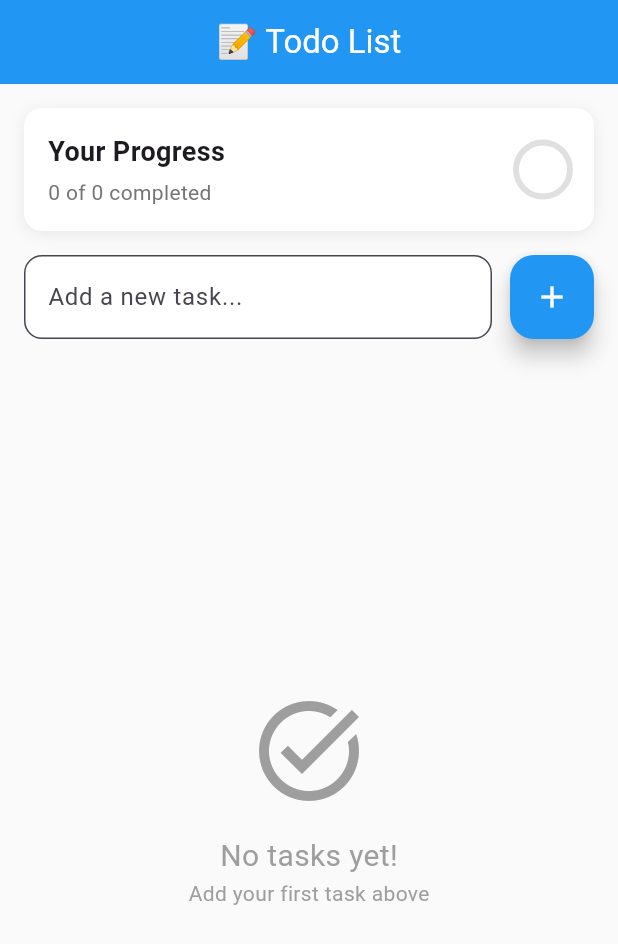
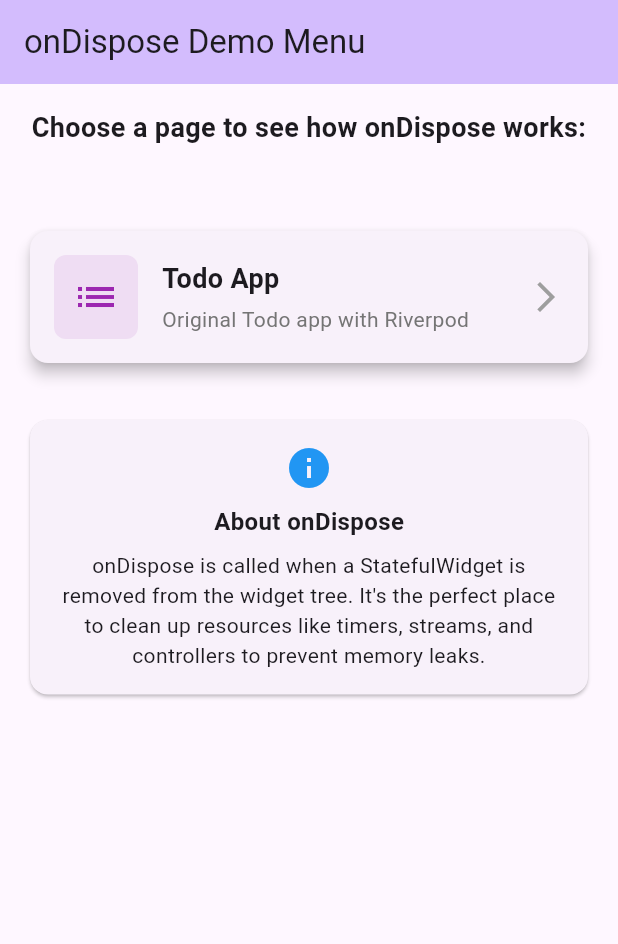
Before and after one commit to hasan7575/flutter_riverpod_tutorials, a Flutter app: the screen it shows after launch, on a phone screen of 412 x 824 dp. Shown: the top 944 px of the screen. Run offline on Flutter 3.47's test engine with Material 3 defaults, Android fonts, the phone set to English and light mode, and no system bars; our stand-ins replace flutter_riverpod.

Commit message:
Episode 06: Enhanced Todo app with Riverpod memory management and menu system
- Added MenuPage with navigation to Todo app
- Implemented autoDispose provider for better memory management
- Enhanced TodoHomePage with edit functionality and progress tracking
- Added TodoProgressCard widget with optimized rebuilds using select
- Created episode_06_simple.md with comprehensive Riverpod tutorial in Persian
- Updated iOS deployment target to 13.0
- Improved provider lifecycle management with onDispose callbacks

```diff
--- a/lib/main.dart
+++ b/lib/main.dart
@@ -1,6 +1,7 @@
 // Flutter Material Design imports for UI components
 import 'package:flutter/material.dart';
 import 'package:flutter_riverpod/flutter_riverpod.dart';
+import 'package:flutter_tutorials/pages/menu_page.dart';
 import 'pages/todo_home_page.dart';
 
 void main() {
@@ -21,7 +22,7 @@ class MyApp extends StatelessWidget {
         colorScheme: ColorScheme.fromSeed(seedColor: Colors.deepPurple),
         useMaterial3: true,
       ),
-      home: TodoHomePage(),
+      home: MenuPage(),
     );
   }
 }
--- /dev/null
+++ b/lib/pages/menu_page.dart
@@ -0,0 +1,125 @@
+import 'package:flutter/material.dart';
+import 'todo_home_page.dart';
+
+class MenuPage extends StatelessWidget {
+  const MenuPage({super.key});
+
+  @override
+  Widget build(BuildContext context) {
+    return Scaffold(
+      appBar: AppBar(
+        title: const Text('onDispose Demo Menu'),
+        backgroundColor: Theme.of(context).colorScheme.inversePrimary,
+      ),
+      body: Padding(
+        padding: const EdgeInsets.all(16.0),
+        child: Column(
+          crossAxisAlignment: CrossAxisAlignment.stretch,
+          children: [
+            const Text(
+              'Choose a page to see how onDispose works:',
+              style: TextStyle(fontSize: 18, fontWeight: FontWeight.bold),
+              textAlign: TextAlign.center,
+            ),
+            const SizedBox(height: 20),
+
+
+            const SizedBox(height: 16),
+
+            const SizedBox(height: 16),
+            _buildMenuCard(
+              context,
+              'Todo App',
+              'Original Todo app with Riverpod',
+              Icons.list,
+              Colors.purple,
+              () => Navigator.push(
+                context,
+                MaterialPageRoute(builder: (context) => TodoHomePage()),
+              ),
+            ),
+            const SizedBox(height: 30),
+            const Card(
+              child: Padding(
+                padding: EdgeInsets.all(16.0),
+                child: Column(
+                  children: [
+                    Icon(Icons.info, color: Colors.blue, size: 32),
+                    SizedBox(height: 8),
+                    Text(
+                      'About onDispose',
+                      style: TextStyle(fontSize: 16, fontWeight: FontWeight.bold),
+                    ),
+                    SizedBox(height: 8),
+                    Text(
+                      'onDispose is called when a StatefulWidget is removed from the widget tree. '
+                      'It\'s the perfect place to clean up resources like timers, streams, and controllers '
+                      'to prevent memory leaks.',
+                      textAlign: TextAlign.center,
+                    ),
+                  ],
+                ),
+              ),
+            ),
+          ],
+        ),
+      ),
+    );
+  }
+
+  Widget _buildMenuCard(
+    BuildContext context,
+    String title,
+    String description,
+    IconData icon,
+    Color color,
+    VoidCallback onTap,
+  ) {
+    return Card(
+      elevation: 4,
+      child: InkWell(
+        onTap: onTap,
+        borderRadius: BorderRadius.circular(12),
+        child: Padding(
+          padding: const EdgeInsets.all(16.0),
+          child: Row(
+            children: [
+              Container(
+                padding: const EdgeInsets.all(12),
+                decoration: BoxDecoration(
+                  color: color.withValues(alpha: 0.1),
+                  borderRadius: BorderRadius.circular(8),
+                ),
+                child: Icon(icon, color: color, size: 32),
+              ),
+              const SizedBox(width: 16),
+              Expanded(
+                child: Column(
+                  crossAxisAlignment: CrossAxisAlignment.start,
+                  children: [
+                    Text(
+                      title,
+                      style: const TextStyle(
+                        fontSize: 18,
+                        fontWeight: FontWeight.bold,
+                      ),
+                    ),
+                    const SizedBox(height: 4),
+                    Text(
+                      description,
+                      style: TextStyle(
+                        fontSize: 14,
+                        color: Colors.grey[600],
+                      ),
+                    ),
+                  ],
+                ),
+              ),
+              const Icon(Icons.arrow_forward_ios, color: Colors.grey),
+            ],
+          ),
+        ),
+      ),
+    );
+  }
+}
--- a/lib/pages/todo_home_page.dart
+++ b/lib/pages/todo_home_page.dart
@@ -6,10 +6,12 @@ import '../models/todo_model.dart';
 class TodoHomePage extends ConsumerWidget {
   final TextEditingController _textController = TextEditingController();
 
+  TodoHomePage({super.key});
+
   @override
   Widget build(BuildContext context, WidgetRef ref) {
+    print("TodoHomePage Rebuild");
     final todoList = ref.watch(todoListProvider);
-    final int completedCount = todoList.where((todo)=>todo.isCompleted).length;
     // TODO: implement build
     return Scaffold(
       backgroundColor: Colors.grey[50],
@@ -22,45 +24,7 @@ class TodoHomePage extends ConsumerWidget {
       body: Column(
         children: [
           // Progress Card
-          Container(
-            margin: const EdgeInsets.all(16),
-            padding: const EdgeInsets.all(16),
-            decoration: BoxDecoration(
-              color: Colors.white,
-              borderRadius: BorderRadius.circular(12),
-              boxShadow: [
-                BoxShadow(
-                  color: Colors.grey.withOpacity(0.2),
-                  blurRadius: 8,
-                  offset: const Offset(0, 2),
-                ),
-              ],
-            ),
-            child: Row(
-              mainAxisAlignment: MainAxisAlignment.spaceBetween,
-              children: [
-                Column(
-                  crossAxisAlignment: CrossAxisAlignment.start,
-                  children: [
-                    const Text(
-                      'Your Progress',
-                      style: TextStyle(fontSize: 18, fontWeight: FontWeight.bold),
-                    ),
-                    const SizedBox(height: 4),
-                    Text(
-                      '$completedCount of ${todoList.length} completed',
-                      style: TextStyle(color: Colors.grey[600], fontSize: 14),
-                    ),
-                  ],
-                ),
-                CircularProgressIndicator(
-                  value: todoList.isEmpty ? 0.0 : completedCount / todoList.length,
-                  backgroundColor: Colors.grey[300],
-                  valueColor: const AlwaysStoppedAnimation<Color>(Colors.blue),
-                ),
-              ],
-            ),
-          ),
+         const TodoProgressCard(),
 
           // Add Task Section
           Padding(
@@ -136,6 +100,9 @@ class TodoHomePage extends ConsumerWidget {
                     ],
                   ),
                   child: ListTile(
+                    onTap: (){
+                      _shoeEditDialog(context, ref,todo);
+                    },
                     leading: Checkbox(
                       value: todo.isCompleted,
                       onChanged: (_) {
@@ -172,5 +139,87 @@ class TodoHomePage extends ConsumerWidget {
     );
   }
 
+  void _shoeEditDialog(BuildContext context, WidgetRef ref, Todo todo) {
+    final TextEditingController _editController = TextEditingController(text: todo.description);
+    showDialog(context: context, builder: (context){
+      return AlertDialog(
+        title: const Text('Edit Task'),
+        content: TextField(
+          controller: _editController,
+          decoration: const InputDecoration(hintText: 'Enter new task'),
+        ),
+        actions: [
+          TextButton(
+            onPressed: (){
+              Navigator.pop(context);
+            },
+            child: const Text('Cancel'),
+          ),
+          TextButton(
+            onPressed: (){
+              ref.read(todoListProvider.notifier).editTodoDescription(todo.id, _editController.text);
+              Navigator.pop(context);
+            },
+            child: const Text('Save'),
+          ),
+        ]
+      );
+    });
+  }
+
 
 }
+
+class TodoProgressCard extends ConsumerWidget {
+  const TodoProgressCard({super.key});
+
+  @override
+  Widget build(BuildContext context, WidgetRef ref) {
+    final state=ref.watch(todoListProvider.select((todoList){
+      final total=todoList.length;
+      final completedCount=todoList.where((todo)=>todo.isCompleted).length;
+      return (total:total,completedCount:completedCount);
+    }));
+    print("TodoProgressCard Rebuild");
+    // TODO: implement build
+    return  Container(
+      margin: const EdgeInsets.all(16),
+      padding: const EdgeInsets.all(16),
+      decoration: BoxDecoration(
+        color: Colors.white,
+        borderRadius: BorderRadius.circular(12),
+        boxShadow: [
+          BoxShadow(
+            color: Colors.grey.withOpacity(0.2),
+            blurRadius: 8,
+            offset: const Offset(0, 2),
+          ),
+        ],
+      ),
+      child: Row(
+        mainAxisAlignment: MainAxisAlignment.spaceBetween,
+        children: [
+          Column(
+            crossAxisAlignment: CrossAxisAlignment.start,
+            children: [
+              const Text(
+                'Your Progress',
+                style: TextStyle(fontSize: 18, fontWeight: FontWeight.bold),
+              ),
+              const SizedBox(height: 4),
+              Text(
+                '${state.completedCount} of ${state.total} completed',
+                style: TextStyle(color: Colors.grey[600], fontSize: 14),
+              ),
+            ],
+          ),
+          CircularProgressIndicator(
+            value: state.total==0 ? 0.0 : state.completedCount / state.total,
+            backgroundColor: Colors.grey[300],
+            valueColor: const AlwaysStoppedAnimation<Color>(Colors.blue),
+          ),
+        ],
+      ),
+    );
+  }
+}
--- a/lib/providers/todo_provider.dart
+++ b/lib/providers/todo_provider.dart
@@ -1,31 +1,63 @@
-
+import 'package:flutter_riverpod/flutter_riverpod.dart';
 import 'package:flutter_riverpod/legacy.dart';
 import 'package:flutter_tutorials/models/todo_model.dart';
 
-class TodoNotifier extends StateNotifier<List<Todo>>{
-  TodoNotifier():super([]);
+class TodoNotifier extends StateNotifier<List<Todo>> {
+  TodoNotifier() : super([]);
 
-
-  void addTodo(String description){
+  void addTodo(String description) {
     final todo = Todo(id: DateTime.now().toString(), description: description);
     state = [...state, todo];
   }
 
-  void toggleTodo(String todoId){
-    state=[
-      for(final todo in state)
-        if(todo.id==todoId)
+  void toggleTodo(String todoId) {
+    state = [
+      for (final todo in state)
+        if (todo.id == todoId)
           todo.copyWith(isCompleted: !todo.isCompleted)
-      else
-        todo,
+        else
+          todo,
     ];
   }
 
-  void removeTodo(String todoId){
-    state=state.where((todo)=>todo.id !=todoId).toList();
+  void removeTodo(String todoId) {
+    state = state.where((todo) => todo.id != todoId).toList();
+  }
+
+  void editTodoDescription(String todoId, String newDescription) {
+    state = [
+      for (final todo in state)
+        if (todo.id == todoId)
+          todo.copyWith(description: newDescription)
+        else
+          todo,
+    ];
   }
 }
 
-final todoListProvider=StateNotifierProvider<TodoNotifier, List<Todo>>((ref){
-  return TodoNotifier();
-});
+final todoListProvider =
+    StateNotifierProvider.autoDispose<TodoNotifier, List<Todo>>((ref) {
+      ref.onDispose(() {
+        print('todoListProvider dispose');
+      });
+      return TodoNotifier();
+    });
+
+enum FilterType { all, active, completed }
+
+final filterTodosProvider = Provider.family.autoDispose<List<Todo>, FilterType>(
+  (ref, filterType) {
+    final todos = ref.watch(todoListProvider);
+
+    switch (filterType) {
+      case FilterType.all:
+        return todos;
+      case FilterType.active:
+        return todos.where((todo) => !todo.isCompleted).toList();
+      case FilterType.completed:
+        return todos.where((todo) => todo.isCompleted).toList();
+      default:
+        return todos;
+    }
+  },
+);
```
Also changed, not shown: pubspec.lock, 5 other files.
